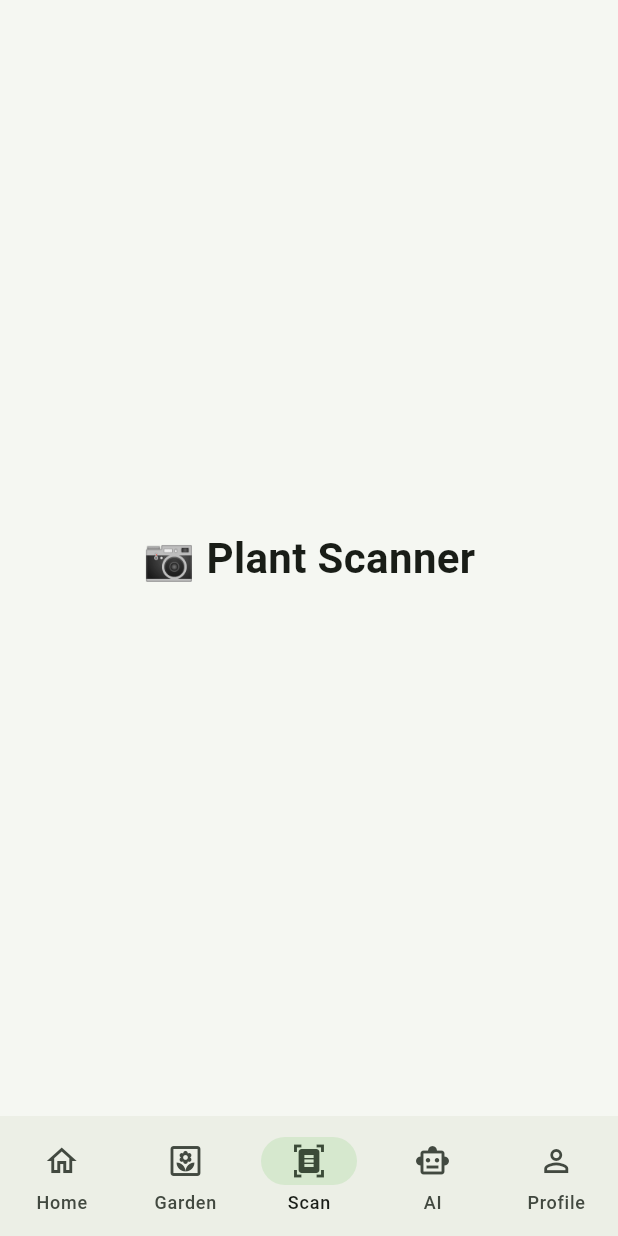
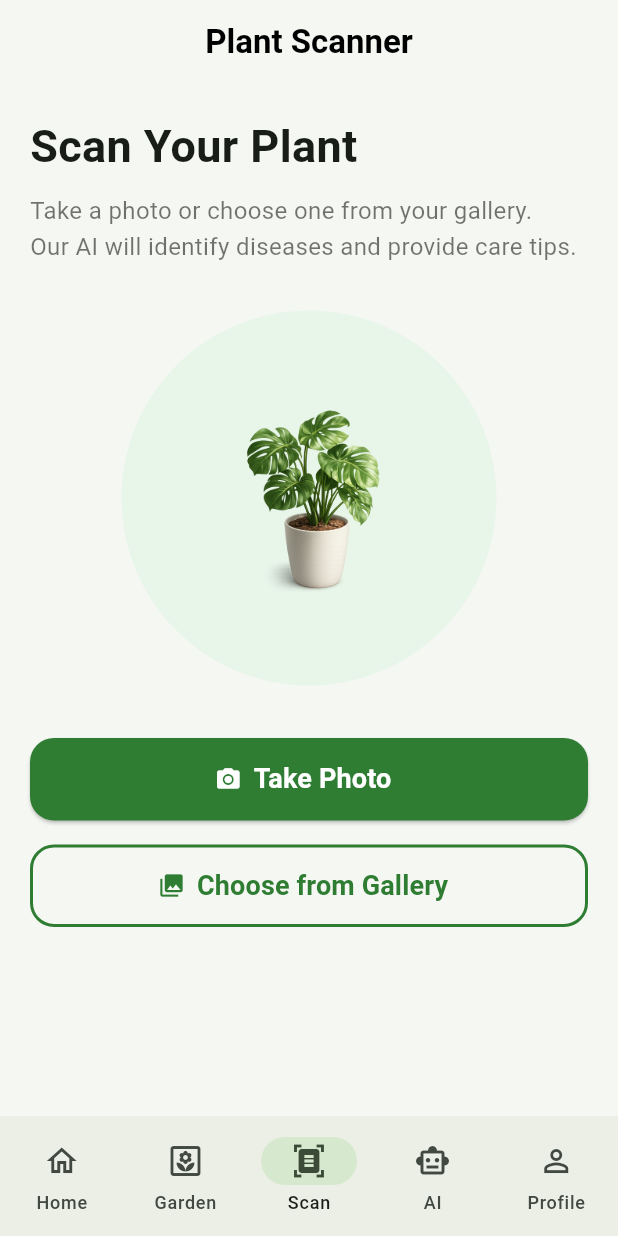
Before and after one commit to anshusharma1-ui/floramind-ai, a Flutter app: the screen it shows after launch, item 3 of the bottom bar chosen, on a phone screen of 412 x 824 dp. Run offline on Flutter 3.47's test engine with Material 3 defaults, Android fonts, the phone set to English and light mode, and no system bars.

```diff
--- a/lib/screens/scan/scan_screen.dart
+++ b/lib/screens/scan/scan_screen.dart
@@ -5,14 +5,130 @@ class ScanScreen extends StatelessWidget {
 
   @override
   Widget build(BuildContext context) {
-    return const Scaffold(
-      body: Center(
-        child: Text(
-          "📷 Plant Scanner",
+    return Scaffold(
+      backgroundColor: const Color(0xffF5F7F3),
+
+      appBar: AppBar(
+        backgroundColor: Colors.transparent,
+        elevation: 0,
+        centerTitle: true,
+        title: const Text(
+          "Plant Scanner",
           style: TextStyle(
-            fontSize: 28,
+            color: Colors.black,
             fontWeight: FontWeight.bold,
           ),
+        ),
+        iconTheme: const IconThemeData(
+          color: Colors.black,
+        ),
+      ),
+
+      body: SingleChildScrollView(
+        padding: const EdgeInsets.all(20),
+
+        child: Column(
+          crossAxisAlignment: CrossAxisAlignment.start,
+
+          children: [
+
+            const Text(
+              "Scan Your Plant",
+              style: TextStyle(
+                fontSize: 30,
+                fontWeight: FontWeight.bold,
+              ),
+            ),
+
+            const SizedBox(height: 10),
+
+            const Text(
+              "Take a photo or choose one from your gallery.\nOur AI will identify diseases and provide care tips.",
+              style: TextStyle(
+                fontSize: 16,
+                color: Colors.black54,
+                height: 1.5,
+              ),
+            ),
+
+            const SizedBox(height: 30),
+
+            Center(
+              child: Container(
+                width: 250,
+                height: 250,
+                decoration: BoxDecoration(
+                  color: Colors.green.shade50,
+                  shape: BoxShape.circle,
+                ),
+                child: Padding(
+                  padding: const EdgeInsets.all(25),
+                  child: Image.asset(
+                    "assets/images/monstera.png",
+                    fit: BoxFit.contain,
+                  ),
+                ),
+              ),
+            ),
+
+            const SizedBox(height: 35),
+
+            Center(
+              child: SizedBox(
+                width: 400,
+                height: 55,
+                child: ElevatedButton.icon(
+                  onPressed: () {},
+                  icon: const Icon(Icons.camera_alt),
+                  label: const Text(
+                    "Take Photo",
+                    style: TextStyle(
+                      fontSize: 18,
+                      fontWeight: FontWeight.bold,
+                    ),
+                  ),
+                  style: ElevatedButton.styleFrom(
+                    backgroundColor: const Color(0xff2E7D32),
+                    foregroundColor: Colors.white,
+                    shape: RoundedRectangleBorder(
+                      borderRadius: BorderRadius.circular(16),
+                    ),
+                  ),
+                ),
+              ),
+            ),
+
+            const SizedBox(height: 16),
+
+            Center(
+              child: SizedBox(
+                width: 400,
+                height: 55,
+                child: OutlinedButton.icon(
+                  onPressed: () {},
+                  icon: const Icon(Icons.photo_library),
+                  label: const Text(
+                    "Choose from Gallery",
+                    style: TextStyle(
+                      fontSize: 18,
+                      fontWeight: FontWeight.bold,
+                    ),
+                  ),
+                  style: OutlinedButton.styleFrom(
+                    foregroundColor: const Color(0xff2E7D32),
+                    side: const BorderSide(
+                      color: Color(0xff2E7D32),
+                      width: 2,
+                    ),
+                    shape: RoundedRectangleBorder(
+                      borderRadius: BorderRadius.circular(16),
+                    ),
+                  ),
+                ),
+              ),
+            ),
+
+          ],
         ),
       ),
     );
```
Also changed, not shown: lib/widgets/quick_actions_section.dart (+49 -14 lines).
